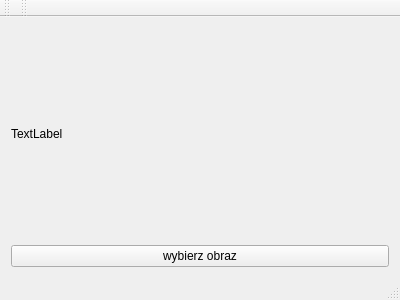
Old version of the form mainwindow.ui in the repository norbert108/rgb.
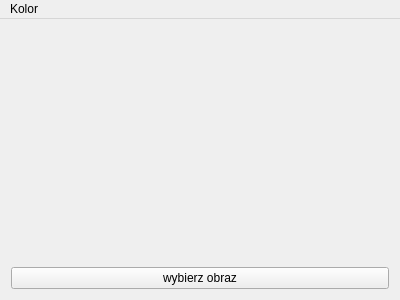
New version of the form.

Commit message: konwersja na odcienie szarosci, odwrócenie kolorów

```diff
--- a/mainwindow.ui
+++ b/mainwindow.ui
@@ -20,7 +20,7 @@
       <item row="0" column="0">
        <widget class="QLabel" name="label">
         <property name="text">
-         <string>TextLabel</string>
+         <string/>
         </property>
        </widget>
       </item>
@@ -41,30 +41,40 @@
      <x>0</x>
      <y>0</y>
      <width>400</width>
-     <height>27</height>
+     <height>19</height>
     </rect>
    </property>
+   <widget class="QMenu" name="menuKolor">
+    <property name="title">
+     <string>Kolor</string>
+    </property>
+    <addaction name="actionOdcienie_szaro_ci"/>
+    <addaction name="actionOdwr_cone"/>
+    <addaction name="separator"/>
+    <addaction name="actionOryginalny"/>
+   </widget>
+   <addaction name="menuKolor"/>
   </widget>
-  <widget class="QToolBar" name="mainToolBar">
-   <attribute name="toolBarArea">
-    <enum>TopToolBarArea</enum>
-   </attribute>
-   <attribute name="toolBarBreak">
-    <bool>false</bool>
-   </attribute>
-  </widget>
-  <widget class="QStatusBar" name="statusBar"/>
-  <widget class="QToolBar" name="toolBar">
-   <property name="windowTitle">
-    <string>toolBar</string>
+  <action name="actionOdcienie_szaro_ci">
+   <property name="text">
+    <string>Odcienie szarości</string>
    </property>
-   <attribute name="toolBarArea">
-    <enum>TopToolBarArea</enum>
-   </attribute>
-   <attribute name="toolBarBreak">
-    <bool>false</bool>
-   </attribute>
-  </widget>
+  </action>
+  <action name="actionCzarno_bia_y">
+   <property name="text">
+    <string>Czarno-biały</string>
+   </property>
+  </action>
+  <action name="actionOryginalny">
+   <property name="text">
+    <string>Oryginalny</string>
+   </property>
+  </action>
+  <action name="actionOdwr_cone">
+   <property name="text">
+    <string>Odwrócone</string>
+   </property>
+  </action>
  </widget>
  <layoutdefault spacing="6" margin="11"/>
  <resources/>
```
The commit also changes 3 other files.
